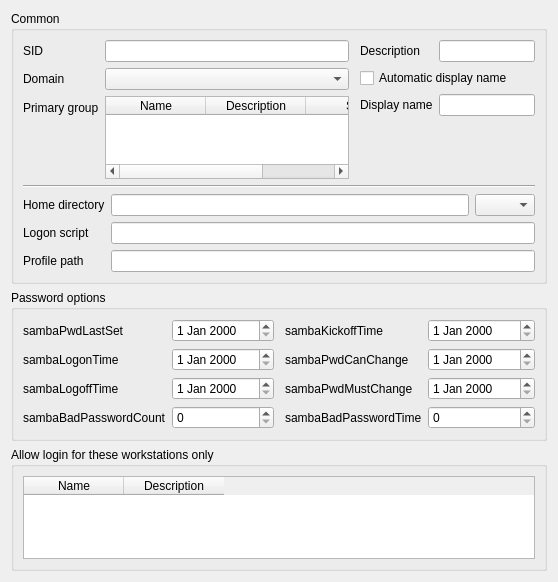
This is agent/src/clacks/agent/data/templates/default/user-samba.ui in gonicus/clacks as Qt 5 draws it before an edit. The edited form follows.
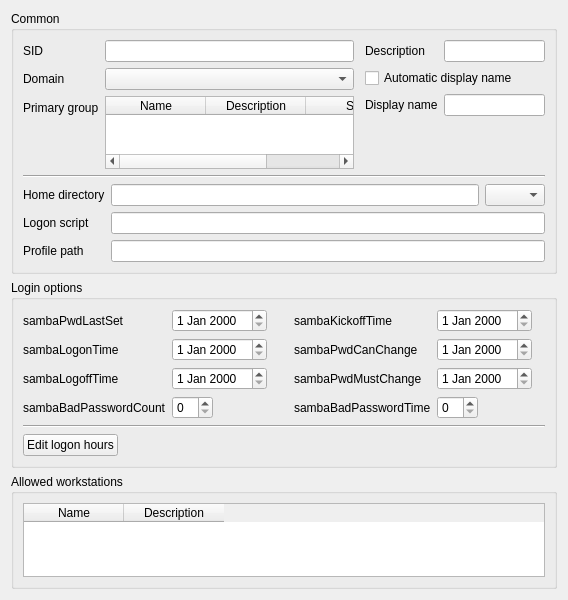
This is the edited form. Icons and pictures are not drawn.

Commit message: Updated i18n and samba

The edit to the form file:
```diff
--- a/agent/src/clacks/agent/data/templates/default/user-samba.ui
+++ b/agent/src/clacks/agent/data/templates/default/user-samba.ui
@@ -6,8 +6,8 @@
    <rect>
     <x>0</x>
     <y>0</y>
-    <width>558</width>
-    <height>582</height>
+    <width>568</width>
+    <height>600</height>
    </rect>
   </property>
   <property name="windowTitle">
@@ -220,13 +220,18 @@
    <item row="1" column="0">
     <widget class="QGroupBox" name="groupBox_3">
      <property name="title">
-      <string>Password options</string>
+      <string>Login options</string>
      </property>
      <layout class="QGridLayout" name="gridLayout_2">
       <item row="0" column="0">
+       <layout class="QVBoxLayout" name="verticalLayout_2">
+        <item>
        <layout class="QHBoxLayout" name="horizontalLayout_3">
         <item>
          <layout class="QFormLayout" name="formLayout_5">
+            <property name="fieldGrowthPolicy">
+             <enum>QFormLayout::ExpandingFieldsGrow</enum>
+            </property>
           <item row="0" column="0">
            <widget class="QLabel" name="sambaPwdLastSetLabel">
             <property name="text">
@@ -291,7 +296,7 @@
           </property>
           <property name="sizeHint" stdset="0">
            <size>
-            <width>5</width>
+              <width>13</width>
             <height>20</height>
            </size>
           </property>
@@ -299,6 +304,9 @@
         </item>
         <item>
          <layout class="QFormLayout" name="formLayout_4">
+            <property name="fieldGrowthPolicy">
+             <enum>QFormLayout::ExpandingFieldsGrow</enum>
+            </property>
           <item row="0" column="0">
            <widget class="QLabel" name="sambaKickoffTimeLabel">
             <property name="text">
@@ -338,9 +346,6 @@
           <item row="2" column="1">
            <widget class="QDateEdit" name="sambaPwdMustChangeEdit"/>
           </item>
-          <item row="3" column="1">
-           <widget class="QSpinBox" name="sambaBadPasswordTimeEdit"/>
-          </item>
           <item row="3" column="0">
            <widget class="QLabel" name="sambaBadPasswordTimeLabel">
             <property name="text">
@@ -351,6 +356,42 @@
             </property>
            </widget>
           </item>
+            <item row="3" column="1">
+             <widget class="QSpinBox" name="sambaBadPasswordTimeEdit"/>
+            </item>
+           </layout>
+          </item>
+         </layout>
+        </item>
+        <item>
+         <widget class="Line" name="line_2">
+          <property name="orientation">
+           <enum>Qt::Horizontal</enum>
+          </property>
+         </widget>
+        </item>
+        <item>
+         <layout class="QHBoxLayout" name="horizontalLayout_4">
+          <item>
+           <widget class="QPushButton" name="pushButton">
+            <property name="text">
+             <string>Edit logon hours</string>
+            </property>
+           </widget>
+          </item>
+          <item>
+           <spacer name="horizontalSpacer_3">
+            <property name="orientation">
+             <enum>Qt::Horizontal</enum>
+            </property>
+            <property name="sizeHint" stdset="0">
+             <size>
+              <width>40</width>
+              <height>20</height>
+             </size>
+            </property>
+           </spacer>
+          </item>
          </layout>
         </item>
        </layout>
@@ -361,7 +402,7 @@
    <item row="2" column="0">
     <widget class="QGroupBox" name="groupBox">
      <property name="title">
-      <string>Allow login for these workstations only</string>
+      <string>Allowed workstations</string>
      </property>
      <layout class="QGridLayout" name="gridLayout_4">
       <item row="0" column="0">
```
Lines whose indentation alone changed are shown as unchanged. The commit also changes 5 other files.
